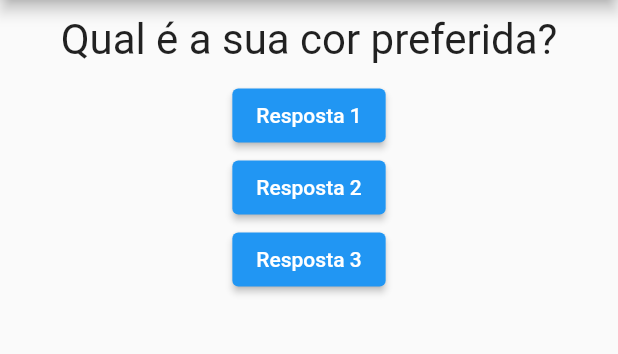
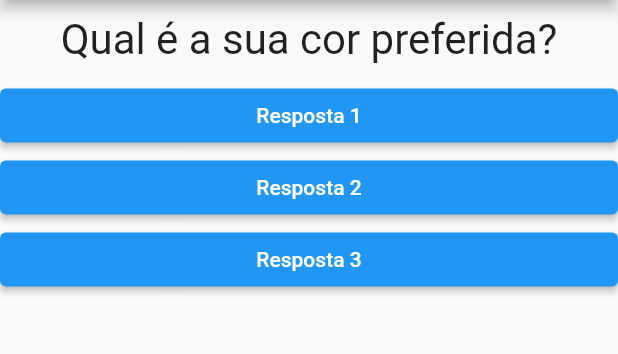
Before and after one commit to Henrique-182/flutter_studies, a Flutter app: the screen it shows after launch, on a phone screen of 412 x 824 dp, the part 84-438 px from its top. Run offline on Flutter 3.47's test engine with Material 2 defaults, Android fonts, the phone set to English and light mode, and no system bars.

```diff
--- a/secao02-nocoes_basicas_de_flutter/projeto_perguntas/lib/main.dart
+++ b/secao02-nocoes_basicas_de_flutter/projeto_perguntas/lib/main.dart
@@ -7,7 +7,7 @@ void main() {
 }
 
 class PerguntaApp extends StatefulWidget {
-  const PerguntaApp({ Key? key }) : super(key: key);
+  const PerguntaApp({Key? key}) : super(key: key);
 
   @override
   State<PerguntaApp> createState() => _PerguntaAppState();
@@ -20,7 +20,6 @@ class _PerguntaAppState extends State<PerguntaApp> {
     setState(() {
       _perguntaSelecionada++;
     });
-    print(_perguntaSelecionada);
   }
 
   @override
@@ -40,9 +39,18 @@ class _PerguntaAppState extends State<PerguntaApp> {
         body: Column(
           children: [
             Questao(texto: perguntas[_perguntaSelecionada]),
-            const Resposta(texto: "Resposta 1"),
-            const Resposta(texto: "Resposta 2"),
-            const Resposta(texto: "Resposta 3"),
+            Resposta(
+              texto: "Resposta 1",
+              onPressed: _responder,
+            ),
+            Resposta(
+              texto: "Resposta 2",
+              onPressed: _responder,
+            ),
+            Resposta(
+              texto: "Resposta 3",
+              onPressed: _responder,
+            ),
           ],
         ),
       ),
--- a/secao02-nocoes_basicas_de_flutter/projeto_perguntas/lib/resposta.dart
+++ b/secao02-nocoes_basicas_de_flutter/projeto_perguntas/lib/resposta.dart
@@ -2,13 +2,23 @@ import 'package:flutter/material.dart';
 
 class Resposta extends StatelessWidget {
   final String texto;
-  const Resposta({Key? key, required this.texto}) : super(key: key);
+  final void Function() onPressed;
+  const Resposta({Key? key, required this.texto, required this.onPressed}) : super(key: key);
 
   @override
   Widget build(BuildContext context) {
-    return ElevatedButton(
-      child: Text(texto),
-      onPressed: () {},
+    return Container(
+      width: double.infinity,
+      child: ElevatedButton(
+        style: ElevatedButton.styleFrom(
+          // background
+          primary: Colors.blue,
+          // letters
+          onPrimary: Colors.white,
+        ),
+        child: Text(texto),
+        onPressed: onPressed,
+      ),
     );
   }
 }
```
